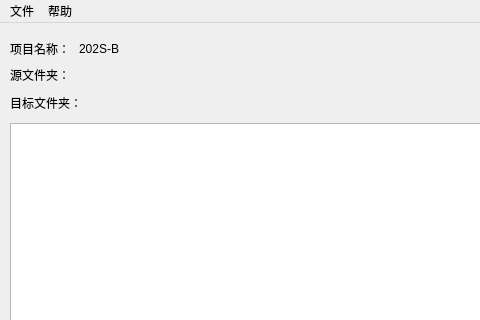
shangyexin/GetLatestFile, file Ui_mainWindow.ui: the form before one commit; both pictures show x 0 to 480 and y 0 to 320 of the 600 by 500 pixel window.
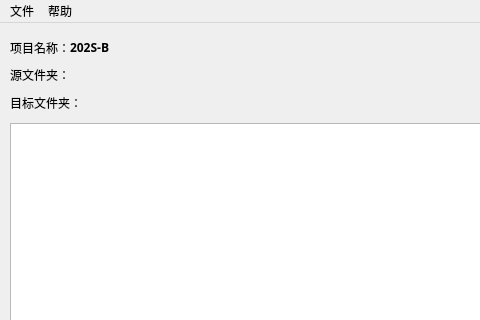
The form after the commit. Icons and pictures are not drawn.

Commit message: add function of delete_old_file button and open the directory automatically

Patch:
```diff
--- a/Ui_mainWindow.ui
+++ b/Ui_mainWindow.ui
@@ -110,32 +110,6 @@
      </rect>
     </property>
    </widget>
-   <widget class="QWidget" name="horizontalLayoutWidget_4">
-    <property name="geometry">
-     <rect>
-      <x>10</x>
-      <y>10</y>
-      <width>132</width>
-      <height>31</height>
-     </rect>
-    </property>
-    <layout class="QHBoxLayout" name="horizontalLayout_4">
-     <item>
-      <widget class="QLabel" name="label_2">
-       <property name="text">
-        <string>项目名称：</string>
-       </property>
-      </widget>
-     </item>
-     <item>
-      <widget class="QLabel" name="project_name_label">
-       <property name="text">
-        <string>202S-B</string>
-       </property>
-      </widget>
-     </item>
-    </layout>
-   </widget>
    <widget class="QWidget" name="verticalLayoutWidget">
     <property name="geometry">
      <rect>
@@ -162,6 +136,40 @@
      </item>
     </layout>
    </widget>
+   <widget class="QLabel" name="project_name_label">
+    <property name="geometry">
+     <rect>
+      <x>70</x>
+      <y>10</y>
+      <width>131</width>
+      <height>29</height>
+     </rect>
+    </property>
+    <property name="font">
+     <font>
+      <family>微软雅黑</family>
+      <pointsize>9</pointsize>
+      <weight>75</weight>
+      <bold>true</bold>
+     </font>
+    </property>
+    <property name="text">
+     <string>202S-B</string>
+    </property>
+   </widget>
+   <widget class="QLabel" name="label_2">
+    <property name="geometry">
+     <rect>
+      <x>10</x>
+      <y>10</y>
+      <width>61</width>
+      <height>29</height>
+     </rect>
+    </property>
+    <property name="text">
+     <string>项目名称：</string>
+    </property>
+   </widget>
   </widget>
   <widget class="QStatusBar" name="statusbar"/>
   <widget class="QMenuBar" name="menuBar">
```
Left out of the diff: 8 changed lines with no effect on the pictures. The commit also changes 1 other file.
